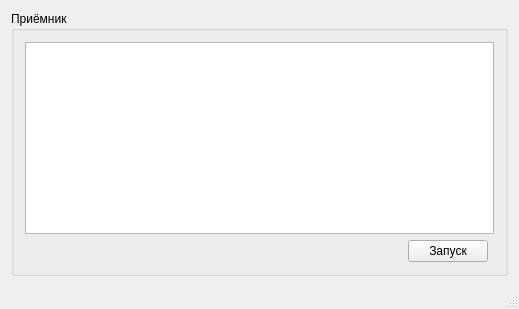
First picture: the form in View/MainWindow.ui, repository ReCursia/ImitatorClient, before the edit.
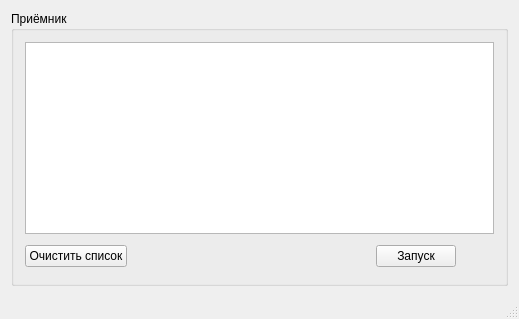
Second picture: the form after the edit. Custom widgets are drawn as their Qt base class.

What changed in the file:
```diff
--- a/View/MainWindow.ui
+++ b/View/MainWindow.ui
@@ -41,11 +41,21 @@
        </item>
        <item>
         <layout class="QHBoxLayout" name="horizontalLayout_2">
+         <item>
+          <widget class="QPushButton" name="clearButton">
+           <property name="text">
+            <string>Очистить список</string>
+           </property>
+          </widget>
+         </item>
          <item>
           <spacer name="horizontalSpacer">
            <property name="orientation">
             <enum>Qt::Horizontal</enum>
            </property>
+           <property name="sizeType">
+            <enum>QSizePolicy::Expanding</enum>
+           </property>
            <property name="sizeHint" stdset="0">
             <size>
              <width>40</width>
@@ -62,7 +72,20 @@
           </widget>
          </item>
          <item>
-          <widget class="LED" name="led" native="true"/>
+          <widget class="LED" name="led" native="true">
+           <property name="sizePolicy">
+            <sizepolicy hsizetype="Preferred" vsizetype="Preferred">
+             <horstretch>0</horstretch>
+             <verstretch>0</verstretch>
+            </sizepolicy>
+           </property>
+           <property name="minimumSize">
+            <size>
+             <width>32</width>
+             <height>32</height>
+            </size>
+           </property>
+          </widget>
          </item>
         </layout>
        </item>
```
